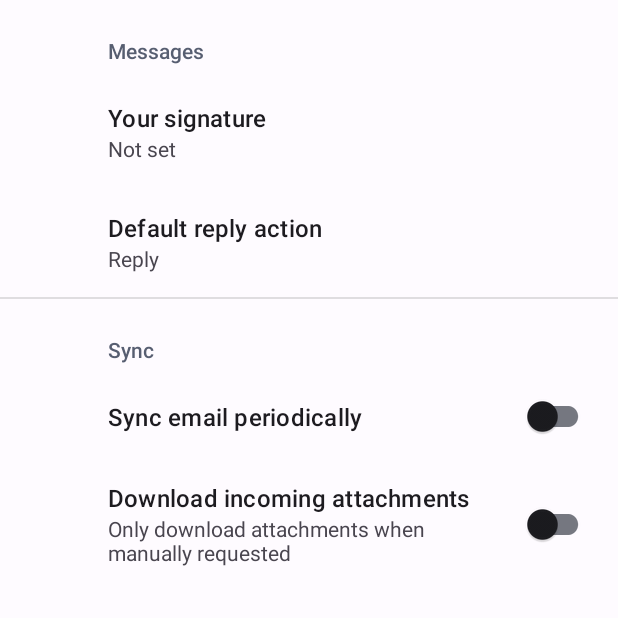
After one commit to sdkkds2125/ShutApp, an Android app: the SettingsActivity screen opened directly, with no data from a screen before it, on a phone screen of 412 x 824 dp, the top half of it. The commit adds this screen. Run offline under Robolectric (Android 15) with nearby library versions, the phone set to English and light mode, and no system bars; our stand-ins replace androidx.preference.

Commit message:
Added Added SettingsActivity, didn't edit yet. Will do it in the morning when I'm not falling asleep

```diff
--- a/app/src/main/AndroidManifest.xml
+++ b/app/src/main/AndroidManifest.xml
@@ -13,6 +13,10 @@
         android:theme="@style/Theme.Dummyname"
         tools:targetApi="31">
         <activity
+            android:name=".SettingsActivity"
+            android:exported="false"
+            android:label="@string/title_activity_settings" />
+        <activity
             android:name=".MainActivity"
             android:exported="true"
             android:label="@string/app_name"
--- /dev/null
+++ b/app/src/main/java/com/example/dummy_name/SettingsActivity.java
@@ -0,0 +1,33 @@
+package com.example.dummy_name;
+
+import android.os.Bundle;
+
+import androidx.appcompat.app.ActionBar;
+import androidx.appcompat.app.AppCompatActivity;
+import androidx.preference.PreferenceFragmentCompat;
+
+public class SettingsActivity extends AppCompatActivity {
+
+    @Override
+    protected void onCreate(Bundle savedInstanceState) {
+        super.onCreate(savedInstanceState);
+        setContentView(R.layout.settings_activity);
+        if (savedInstanceState == null) {
+            getSupportFragmentManager()
+                    .beginTransaction()
+                    .replace(R.id.settings, new SettingsFragment())
+                    .commit();
+        }
+        ActionBar actionBar = getSupportActionBar();
+        if (actionBar != null) {
+            actionBar.setDisplayHomeAsUpEnabled(true);
+        }
+    }
+
+    public static class SettingsFragment extends PreferenceFragmentCompat {
+        @Override
+        public void onCreatePreferences(Bundle savedInstanceState, String rootKey) {
+            setPreferencesFromResource(R.xml.root_preferences, rootKey);
+        }
+    }
+}
--- /dev/null
+++ b/app/src/main/res/layout/settings_activity.xml
@@ -0,0 +1,9 @@
+<LinearLayout xmlns:android="http://schemas.android.com/apk/res/android"
+    android:layout_width="match_parent"
+    android:layout_height="match_parent">
+
+    <FrameLayout
+        android:id="@+id/settings"
+        android:layout_width="match_parent"
+        android:layout_height="match_parent" />
+</LinearLayout>
--- /dev/null
+++ b/app/src/main/res/values/arrays.xml
@@ -0,0 +1,12 @@
+<resources>
+    <!-- Reply Preference -->
+    <string-array name="reply_entries">
+        <item>Reply</item>
+        <item>Reply to all</item>
+    </string-array>
+
+    <string-array name="reply_values">
+        <item>reply</item>
+        <item>reply_all</item>
+    </string-array>
+</resources>
--- a/app/src/main/res/values/strings.xml
+++ b/app/src/main/res/values/strings.xml
@@ -10,4 +10,20 @@
     <string name="end_text">End Time:</string>
     <string name="hint_end">6:00</string>
     <string name="add_button">Add Rule</string>
+    <string name="title_activity_settings">SettingsActivity</string>
+
+    <!-- Preference Titles -->
+    <string name="messages_header">Messages</string>
+    <string name="sync_header">Sync</string>
+
+    <!-- Messages Preferences -->
+    <string name="signature_title">Your signature</string>
+    <string name="reply_title">Default reply action</string>
+
+    <!-- Sync Preferences -->
+    <string name="sync_title">Sync email periodically</string>
+    <string name="attachment_title">Download incoming attachments</string>
+    <string name="attachment_summary_on">Automatically download attachments for incoming emails
+    </string>
+    <string name="attachment_summary_off">Only download attachments when manually requested</string>
 </resources>
--- /dev/null
+++ b/app/src/main/res/xml/root_preferences.xml
@@ -0,0 +1,35 @@
+<PreferenceScreen xmlns:app="http://schemas.android.com/apk/res-auto">
+
+    <PreferenceCategory app:title="@string/messages_header">
+
+        <EditTextPreference
+            app:key="signature"
+            app:title="@string/signature_title"
+            app:useSimpleSummaryProvider="true" />
+
+        <ListPreference
+            app:defaultValue="reply"
+            app:entries="@array/reply_entries"
+            app:entryValues="@array/reply_values"
+            app:key="reply"
+            app:title="@string/reply_title"
+            app:useSimpleSummaryProvider="true" />
+
+    </PreferenceCategory>
+
+    <PreferenceCategory app:title="@string/sync_header">
+
+        <SwitchPreferenceCompat
+            app:key="sync"
+            app:title="@string/sync_title" />
+
+        <SwitchPreferenceCompat
+            app:dependency="sync"
+            app:key="attachment"
+            app:summaryOff="@string/attachment_summary_off"
+            app:summaryOn="@string/attachment_summary_on"
+            app:title="@string/attachment_title" />
+
+    </PreferenceCategory>
+
+</PreferenceScreen>
```
